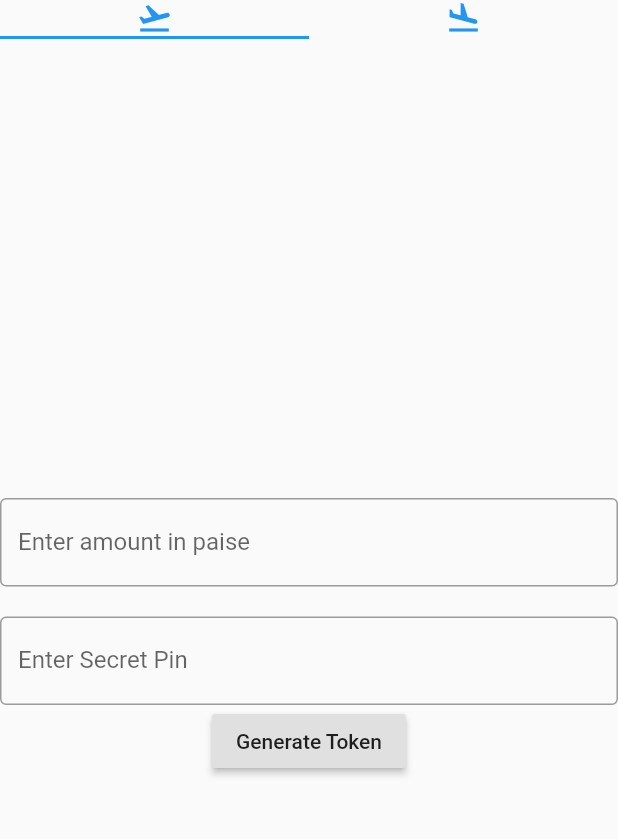
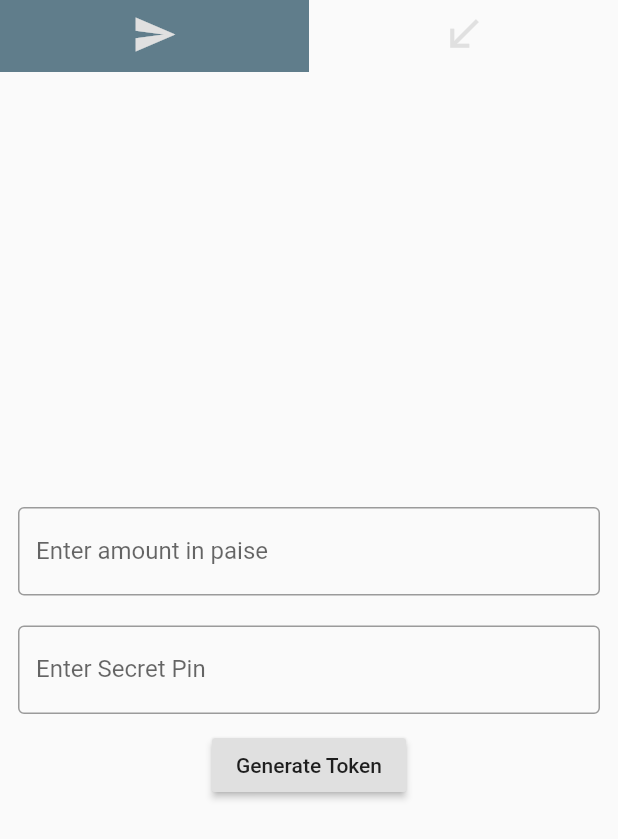
Before and after one commit to raveesh-me/HeriBank-Flutter, a Flutter app: the TransferFundsPage screen opened directly, on a phone screen of 412 x 824 dp. Shown: the top 839 px of the screen. Run offline on Flutter 3.47's test engine with Material 2 defaults, Android fonts, the phone set to English and light mode, and no system bars; our stand-ins replace cloud_firestore, cloud_functions, firebase_auth, google_sign_in, rxdart; accounts and stored records are empty.

Commit message:
makes app little bit more presentable

```diff
--- a/lib/src/routes/transfer_funds/generate_token_page.dart
+++ /dev/null
@@ -1,78 +0,0 @@
-import 'package:cloud_functions/cloud_functions.dart';
-import 'package:flutter/material.dart';
-
-class GenerateTokenPage extends StatefulWidget {
-  @override
-  _GenerateTokenPageState createState() => _GenerateTokenPageState();
-}
-
-class _GenerateTokenPageState extends State<GenerateTokenPage> {
-
-  String token;
-
-  TextEditingController secretPinController;
-  TextEditingController amountController;
-
-  @override
-  void initState() {
-    super.initState();
-    secretPinController = TextEditingController();
-    amountController = TextEditingController();
-  }
-
-  @override
-  Widget build(BuildContext context) {
-    return Column(
-      mainAxisAlignment: MainAxisAlignment.center,
-      children: <Widget>[
-        TextField(
-          controller: amountController,
-          keyboardType: TextInputType.numberWithOptions(),
-          decoration: InputDecoration(
-            labelText: 'Enter amount in paise',
-            border: OutlineInputBorder(),
-          ),
-        ),
-        SizedBox(
-          height: 20,
-        ),
-        TextField(
-          controller: secretPinController,
-          decoration: InputDecoration(
-            labelText: 'Enter Secret Pin',
-            border: OutlineInputBorder(),
-          ),
-        ),
-        Visibility(visible: token != null, child: Text('token: $token')),
-        RaisedButton(
-          onPressed: () async {
-            setState(() {
-              token = 'loading...';
-            });
-            try {
-              dynamic result = await CloudFunctions.instance.call(
-                functionName: 'generateToken',
-                parameters: {
-                  "amount": int.parse(amountController.value.text),
-                  'secret_pin': secretPinController.value.text,
-                },
-              );
-              print(result);
-              setState(() {
-//                token = result['data'];
-                token = '$result';
-              });
-            } catch (error) {
-              setState(() {
-                token = error.toString();
-              });
-              print(error.message);
-              return;
-            }
-          },
-          child: Text("Generate Token"),
-        ),
-      ],
-    );
-  }
-}
--- a/lib/src/app_drawer/selections_column.dart
+++ b/lib/src/screens/app_drawer/selections_column.dart
@@ -12,7 +12,7 @@ class SelectionsColumn extends StatelessWidget {
     Widget generateListTile(IconData icon, String label, int pageNumber) {
       return Container(
         decoration: BoxDecoration(
-          color: Colors.blue[600],
+          color: Colors.blueGrey,
           boxShadow: [
             BoxShadow(
               color: Colors.black26,
--- a/lib/src/app_drawer/support_box.dart
+++ b/lib/src/screens/app_drawer/support_box.dart
@@ -12,7 +12,7 @@ class SupportBox extends StatelessWidget {
   @override
   Widget build(BuildContext context) {
     return Material(
-      color: Colors.blue[400],
+      color: Colors.blueGrey[400],
       elevation: 50,
       child: Column(
         mainAxisAlignment: MainAxisAlignment.end,
--- a/lib/src/routes/home_screen.dart
+++ b/lib/src/screens/routes/home_screen.dart
@@ -1,11 +1,11 @@
 import 'package:firebase_auth/firebase_auth.dart';
 import 'package:flutter/material.dart';
 import 'package:google_sign_in/google_sign_in.dart';
-import 'package:mobile_banking_system/src/app_drawer/app_drawer.dart';
 import 'package:mobile_banking_system/src/blocs/current_balance_bloc.dart';
-import 'package:mobile_banking_system/src/routes/balance_page.dart';
-import 'package:mobile_banking_system/src/routes/transfer_funds/transfer_funds_page.dart';
 import 'package:cloud_firestore/cloud_firestore.dart';
+import 'package:mobile_banking_system/src/screens/app_drawer/app_drawer.dart';
+import 'package:mobile_banking_system/src/screens/routes/balance_page.dart';
+import 'package:mobile_banking_system/src/screens/routes/transfer_funds/transfer_funds_page.dart';
 
 class HomeScreen extends StatefulWidget {
   final GoogleSignIn googleSignIn;
--- /dev/null
+++ b/lib/src/screens/routes/transfer_funds/generate_token_page.dart
@@ -0,0 +1,82 @@
+import 'package:cloud_functions/cloud_functions.dart';
+import 'package:flutter/material.dart';
+
+class GenerateTokenPage extends StatefulWidget {
+  @override
+  _GenerateTokenPageState createState() => _GenerateTokenPageState();
+}
+
+class _GenerateTokenPageState extends State<GenerateTokenPage> {
+
+  String token;
+
+  TextEditingController secretPinController;
+  TextEditingController amountController;
+
+  @override
+  void initState() {
+    super.initState();
+    secretPinController = TextEditingController();
+    amountController = TextEditingController();
+  }
+
+  @override
+  Widget build(BuildContext context) {
+    return Padding(
+      padding: const EdgeInsets.all(12.0),
+      child: Column(
+        mainAxisAlignment: MainAxisAlignment.center,
+        children: <Widget>[
+          TextField(
+            controller: amountController,
+            keyboardType: TextInputType.numberWithOptions(),
+            decoration: InputDecoration(
+              labelText: 'Enter amount in paise',
+              border: OutlineInputBorder(),
+            ),
+          ),
+          SizedBox(
+            height: 20,
+          ),
+          TextField(
+            controller: secretPinController,
+            decoration: InputDecoration(
+              labelText: 'Enter Secret Pin',
+              border: OutlineInputBorder(),
+            ),
+          ),
+          Visibility(visible: token != null, child: Text('token: $token')),
+          SizedBox(height: 10,),
+          RaisedButton(
+            onPressed: () async {
+              setState(() {
+                token = 'loading...';
+              });
+              try {
+                dynamic result = await CloudFunctions.instance.call(
+                  functionName: 'generateToken',
+                  parameters: {
+                    "amount": int.parse(amountController.value.text),
+                    'secret_pin': secretPinController.value.text,
+                  },
+                );
+                print(result);
+                setState(() {
+//                token = result['data'];
+                  token = '$result';
+                });
+              } catch (error) {
+                setState(() {
+                  token = error.toString();
+                });
+                print(error.message);
+                return;
+              }
+            },
+            child: Text("Generate Token"),
+          ),
+        ],
+      ),
+    );
+  }
+}
--- a/lib/src/routes/transfer_funds/transfer_funds_page.dart
+++ b/lib/src/screens/routes/transfer_funds/transfer_funds_page.dart
@@ -1,7 +1,6 @@
 import 'package:flutter/material.dart';
-import 'package:cloud_functions/cloud_functions.dart';
-import 'package:mobile_banking_system/src/routes/transfer_funds/generate_token_page.dart';
-import 'package:mobile_banking_system/src/routes/transfer_funds/redeem_token_page.dart';
+import 'package:mobile_banking_system/src/screens/routes/transfer_funds/generate_token_page.dart';
+import 'package:mobile_banking_system/src/screens/routes/transfer_funds/redeem_token_page.dart';
 
 class TransferFundsPage extends StatefulWidget {
   @override
@@ -26,8 +25,14 @@ class _TransferFundsPageState extends State<TransferFundsPage>
         child: TabBar(
           controller: _tabController,
           tabs: [
-            Icon(Icons.flight_takeoff,color: Colors.blue,),
-            Icon(Icons.flight_land, color: Colors.blue,),
+            Padding(
+              padding: const EdgeInsets.all(8.0),
+              child: Icon(Icons.send, color: Colors.grey[300], size: 30, ),
+            ),
+            Padding(
+              padding: const EdgeInsets.all(8.0),
+              child: Icon(Icons.call_received, color: Colors.grey[300], size: 30,),
+            ),
           ],
         ), preferredSize: Size.fromHeight(kToolbarHeight),
       ),
```
Also changed, not shown: lib/main.dart (+5 -3 lines), lib/src/current_balance_block.dart (added, +56 -0 lines), lib/src/routes/balance_page.dart (deleted, +0 -91 lines), lib/src/routes/transfer_funds/redeem_token_page.dart (deleted, +0 -64 lines), lib/src/screens/app_drawer/app_drawer.dart (renamed from lib/src/app_drawer/app_drawer.dart, +6 -4 lines), lib/src/screens/routes/balance_page.dart (added, +53 -0 lines), lib/src/screens/routes/transfer_funds/redeem_token_page.dart (added, +71 -0 lines), lib/src/screens/app_drawer/user_details_conatiner.dart (renamed from lib/src/app_drawer/user_details_conatiner.dart).
